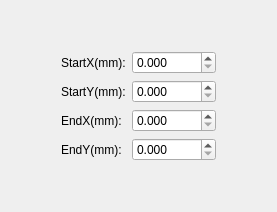
Before: the Qt Designer form ShrikeDxf/LineAttribute.ui in whisper512/ShrikeDxf-V0.1, drawn with Qt 5.
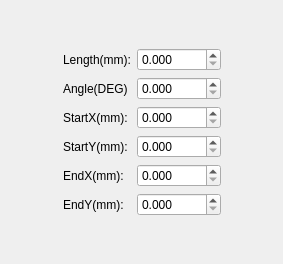
After: the same form once the commit is applied.

The edit to the form file:
```diff
--- a/ShrikeDxf/LineAttribute.ui
+++ b/ShrikeDxf/LineAttribute.ui
@@ -6,8 +6,8 @@
    <rect>
     <x>0</x>
     <y>0</y>
-    <width>277</width>
-    <height>212</height>
+    <width>283</width>
+    <height>264</height>
    </rect>
   </property>
   <property name="sizePolicy">
@@ -21,7 +21,7 @@
   </property>
   <layout class="QGridLayout" name="gridLayout">
    <item row="1" column="0">
-    <spacer name="horizontalSpacer_2">
+    <spacer name="horizontalSpacer">
      <property name="orientation">
       <enum>Qt::Orientation::Horizontal</enum>
      </property>
@@ -36,7 +36,27 @@
    <item row="1" column="1">
     <layout class="QHBoxLayout" name="horizontalLayout">
      <item>
-      <layout class="QVBoxLayout" name="verticalLayout_2">
+      <layout class="QVBoxLayout" name="verticalLayout">
+       <item>
+        <widget class="QLabel" name="label_Length">
+         <property name="text">
+          <string>Length(mm):</string>
+         </property>
+         <property name="alignment">
+          <set>Qt::AlignmentFlag::AlignLeading|Qt::AlignmentFlag::AlignLeft|Qt::AlignmentFlag::AlignVCenter</set>
+         </property>
+        </widget>
+       </item>
+       <item>
+        <widget class="QLabel" name="label_Angle">
+         <property name="text">
+          <string>Angle(DEG)</string>
+         </property>
+         <property name="alignment">
+          <set>Qt::AlignmentFlag::AlignLeading|Qt::AlignmentFlag::AlignLeft|Qt::AlignmentFlag::AlignVCenter</set>
+         </property>
+        </widget>
+       </item>
        <item>
         <widget class="QLabel" name="label_StartX">
          <property name="text">
@@ -80,7 +100,42 @@
       </layout>
      </item>
      <item>
-      <layout class="QVBoxLayout" name="verticalLayout">
+      <layout class="QVBoxLayout" name="verticalLayout_2">
+       <item>
+        <widget class="QDoubleSpinBox" name="doubleSpinBox_Length">
+         <property name="sizePolicy">
+          <sizepolicy hsizetype="Preferred" vsizetype="Fixed">
+           <horstretch>0</horstretch>
+           <verstretch>0</verstretch>
+          </sizepolicy>
+         </property>
+         <property name="decimals">
+          <number>3</number>
+         </property>
+         <property name="maximum">
+          <double>1000.000000000000000</double>
+         </property>
+        </widget>
+       </item>
+       <item>
+        <widget class="QDoubleSpinBox" name="doubleSpinBox_Angle">
+         <property name="sizePolicy">
+          <sizepolicy hsizetype="Preferred" vsizetype="Fixed">
+           <horstretch>0</horstretch>
+           <verstretch>0</verstretch>
+          </sizepolicy>
+         </property>
+         <property name="decimals">
+          <number>3</number>
+         </property>
+         <property name="maximum">
+          <double>1000.000000000000000</double>
+         </property>
+         <property name="singleStep">
+          <double>0.100000000000000</double>
+         </property>
+        </widget>
+       </item>
        <item>
         <widget class="QDoubleSpinBox" name="doubleSpinBox_StartX">
          <property name="sizePolicy">
@@ -150,7 +205,7 @@
     </layout>
    </item>
    <item row="1" column="2">
-    <spacer name="horizontalSpacer">
+    <spacer name="horizontalSpacer_2">
      <property name="orientation">
       <enum>Qt::Orientation::Horizontal</enum>
      </property>
```
Left out of the diff: 26 changed lines with no effect on the pictures.
